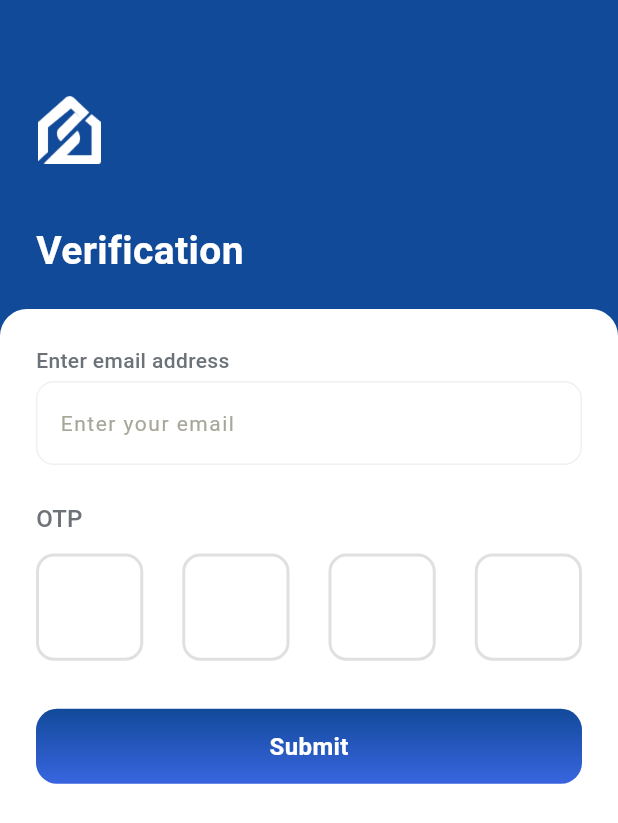
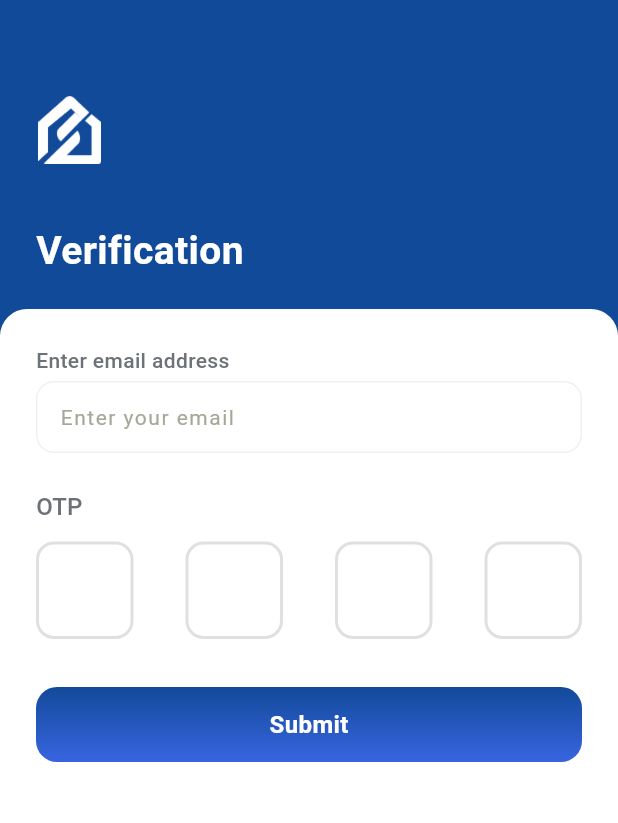
Before and after one commit to thesoumisamanta/service_app_ui, a Flutter app: the VerificationScreen screen opened by its route, on a phone screen of 412 x 824 dp. Shown: the top 823 px of the screen. Run offline on Flutter 3.47's test engine with Material 3 defaults, Android fonts, the phone set to English and light mode, and no system bars; our stand-ins replace flutter_svg; Roboto replaces fonts that are missing (SFProRounded).

Commit message:
feat: Change bottom bar navigation to push new routes, adjust custom text field padding, and standardize OTP input box size and styling.

```diff
--- a/lib/features/presentation/widgets/bottom_bar.dart
+++ b/lib/features/presentation/widgets/bottom_bar.dart
@@ -70,10 +70,10 @@ class BottomBar extends StatelessWidget {
           final currentRoute = ModalRoute.of(context)?.settings.name;
 
           if (index == 2 && currentRoute != '/create-job') {
-            navigatorKey.currentState?.pushReplacementNamed('/create-job');
+            navigatorKey.currentState?.pushNamed('/create-job');
           }
           if (index == 0 && currentRoute != '/home') {
-            navigatorKey.currentState?.pushReplacementNamed('/home');
+            navigatorKey.currentState?.pushNamed('/home');
           }
         },
         child: SizedBox(width: 40, height: 40, child: icon),
--- a/lib/features/presentation/widgets/custom_text_field.dart
+++ b/lib/features/presentation/widgets/custom_text_field.dart
@@ -89,7 +89,8 @@ class CustomTextField extends StatelessWidget {
 
   @override
   Widget build(BuildContext context) {
-    final isMultiline = !obscureText && (height != null && height! > 60 || maxLines > 1);
+    final isMultiline =
+        !obscureText && (height != null && height! > 60 || maxLines > 1);
 
     return Column(
       crossAxisAlignment: CrossAxisAlignment.start,
@@ -140,21 +141,26 @@ class CustomTextField extends StatelessWidget {
             minLines: isMultiline ? null : 1,
             expands: isMultiline && height != null,
             textAlign: centerContent ? TextAlign.center : TextAlign.start,
-            textAlignVertical: isMultiline ? TextAlignVertical.top : TextAlignVertical.center,
+            textAlignVertical: isMultiline
+                ? TextAlignVertical.top
+                : TextAlignVertical.center,
             textCapitalization: _textCapitalization,
             inputFormatters: _inputFormatters,
             onChanged: onChanged,
             validator: validator,
             decoration: InputDecoration(
               hintText: hint,
-              hintStyle: TextStyle(color: AppColors.grey4, fontSize: hintFontSize ?? 14),
+              hintStyle: TextStyle(
+                color: AppColors.grey4,
+                fontSize: hintFontSize ?? 14,
+              ),
               prefixIcon: prefixIcon,
               suffixIcon: suffixIcon,
               filled: bgColor != null,
               fillColor: bgColor,
               contentPadding: isMultiline
                   ? const EdgeInsets.symmetric(horizontal: 12, vertical: 12)
-                  : null,
+                  : const EdgeInsets.symmetric(horizontal: 12, vertical: 0),
               border: OutlineInputBorder(
                 borderRadius: BorderRadius.circular(12),
               ),
@@ -164,7 +170,9 @@ class CustomTextField extends StatelessWidget {
               ),
               focusedBorder: OutlineInputBorder(
                 borderRadius: BorderRadius.circular(12),
-                borderSide: BorderSide(color: focusedBorderColor ?? AppColors.primaryBlue),
+                borderSide: BorderSide(
+                  color: focusedBorderColor ?? AppColors.primaryBlue,
+                ),
               ),
             ),
           ),
--- a/lib/features/presentation/widgets/otp_input_widget.dart
+++ b/lib/features/presentation/widgets/otp_input_widget.dart
@@ -95,22 +95,17 @@ class _OtpInputWidgetState extends State<OtpInputWidget> {
           ),
         ),
         const SizedBox(height: 12),
-        LayoutBuilder(
-          builder: (context, constraints) {
-            final double boxSize = (constraints.maxWidth - (widget.spacing * (widget.length - 1))) / widget.length;
-            return Row(
+        Row(
           mainAxisAlignment: MainAxisAlignment.spaceBetween,
           children: List.generate(
             widget.length,
             (index) => SizedBox(
-                  width: boxSize,
-                  child: AspectRatio(
-                    aspectRatio: 1,
+              width: 65,
+              height: 65,
               child: KeyboardListener(
                 focusNode: _keyboardFocusNodes[index],
                 onKeyEvent: (event) => _onKeyEvent(event, index),
                 child: TextField(
-
                   controller: _controllers[index],
                   focusNode: _focusNodes[index],
                   textAlign: TextAlign.center,
@@ -123,7 +118,8 @@ class _OtpInputWidgetState extends State<OtpInputWidget> {
                   ),
                   decoration: InputDecoration(
                     counterText: '',
-                          contentPadding: EdgeInsets.symmetric(vertical: 20),
+                    contentPadding: const EdgeInsets.symmetric(vertical: 16),
+                    isDense: true,
                     enabledBorder: OutlineInputBorder(
                       borderRadius: BorderRadius.circular(widget.borderRadius),
                       borderSide: BorderSide(
@@ -146,9 +142,6 @@ class _OtpInputWidgetState extends State<OtpInputWidget> {
             ),
           ),
         ),
-            );
-          },
-        ),
       ],
     );
   }
```
Lines whose indentation alone changed are shown as unchanged.
